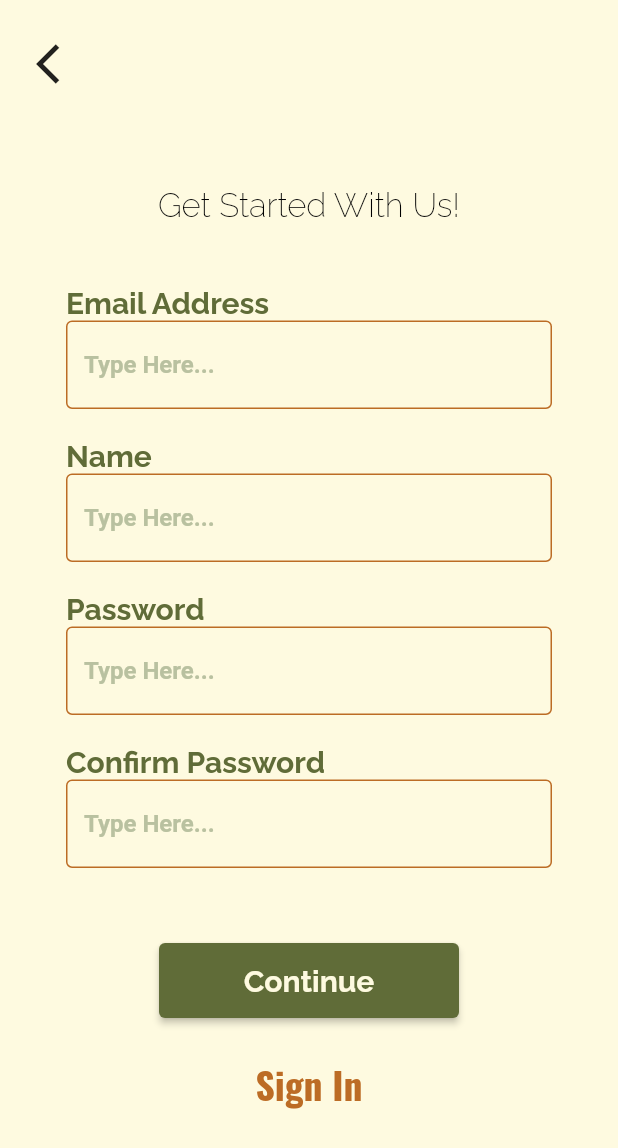
After one commit to KustyBoo/Flutix, a Flutter app: the SignUp1 screen opened directly, on a phone screen of 412 x 824 dp. The commit adds this screen. Shown: the top 1148 px of the screen. Run offline on Flutter 3.47's test engine with Material 2 defaults, Android fonts, the phone set to English and light mode, and no system bars; our stand-ins replace dotted_line, flutter_svg.

Commit message:
Add Sign Up Page 1

```diff
--- a/lib/ui/screens/screens.dart
+++ b/lib/ui/screens/screens.dart
@@ -3,7 +3,7 @@ import 'package:flutter_svg/flutter_svg.dart';
 import '../widgets/widgets.dart';
 import 'package:dotted_line/dotted_line.dart';
 
-
+part 'sign_up_1.dart';
 part 'sign_up_2.dart';
 part 'profile_setting.dart';
 part 'success_checkout.dart';
--- /dev/null
+++ b/lib/ui/screens/sign_up_1.dart
@@ -0,0 +1,189 @@
+part of 'screens.dart';
+
+class SignUp1 extends StatelessWidget {
+  const SignUp1({Key? key});
+
+  @override
+  Widget build(BuildContext context) {
+    final warnaBorder = Color(0xFFBC6C25);
+    final warnaText = Color(0xFF606C38);
+
+    return SafeArea(
+      child: Scaffold(
+        body: Stack(
+          children: [
+            ListView(
+              children: [
+                Container(
+                  margin: EdgeInsets.only(
+                    top: MediaQuery.of(context).size.height * 0.15,
+                    right: 44,
+                    left: 44,
+                  ),
+                  child: Column(
+                    crossAxisAlignment: CrossAxisAlignment.start, // Mengubah alignment menjadi kiri atas
+                    children: [
+                      Center(
+                        child: Text(
+                          "Get Started With Us!",
+                          style: TextStyle(
+                              fontFamily: "Raleway",
+                              fontSize: 22,
+                              fontWeight: FontWeight.w200,
+                              color: Colors.black),
+                        ),
+                      ),
+                      SizedBox(height: 41),
+                      Text("Email Address", style: TextStyle(
+                        color: warnaText,
+                        fontWeight: FontWeight.bold
+                      ),
+                    ),
+                      TextField(
+                        decoration: InputDecoration(
+                          hintText: 'Type Here...', hintStyle: TextStyle(
+                            color: Color(0xFFB9C1A0),
+                            fontWeight: FontWeight.bold
+                          ),
+                          labelStyle: Theme.of(context).textTheme.bodyText1,
+                          enabledBorder: OutlineInputBorder(
+                            borderSide: BorderSide(color: warnaBorder), // Menggunakan warna borderColor
+                          ),
+                          focusedBorder: OutlineInputBorder( // Menggunakan focusedBorder
+                            borderSide: BorderSide(color: warnaBorder), // Menggunakan warna borderColor
+                          ),
+                        ),
+                      ),
+                      SizedBox(height: 20),
+                      Text("Name", style: TextStyle(
+                        color: warnaText,
+                        fontWeight: FontWeight.bold
+                        ),
+                      ),
+                      TextField(
+                        decoration: InputDecoration(
+                          hintText: 'Type Here...', hintStyle: TextStyle(
+                            color: Color(0xFFB9C1A0),
+                            fontWeight: FontWeight.bold
+                          ),
+                          labelStyle: Theme.of(context).textTheme.bodyText1,
+                          enabledBorder: OutlineInputBorder(
+                            borderSide: BorderSide(color: warnaBorder), // Menggunakan warna borderColor
+                          ),
+                          focusedBorder: OutlineInputBorder( // Menggunakan focusedBorder
+                            borderSide: BorderSide(color: warnaBorder), // Menggunakan warna borderColor
+                          ),
+                        ),
+                      ),
+                      SizedBox(height: 20),
+                      Text("Password", style: TextStyle(
+                        color: warnaText,
+                        fontWeight: FontWeight.bold
+                        ),
+                      ),
+                      TextField(
+                        decoration: InputDecoration(
+                          hintText: 'Type Here...', hintStyle: TextStyle(
+                            color: Color(0xFFB9C1A0),
+                            fontWeight: FontWeight.bold
+                          ),
+                          labelStyle: Theme.of(context).textTheme.bodyText1,
+                          enabledBorder: OutlineInputBorder(
+                            borderSide: BorderSide(color: warnaBorder), // Menggunakan warna borderColor
+                          ),
+                          focusedBorder: OutlineInputBorder( // Menggunakan focusedBorder
+                            borderSide: BorderSide(color: warnaBorder), // Menggunakan warna borderColor
+                          ),
+                        ),
+                        obscureText: true, // Hide the password
+                      ),
+                      SizedBox(height: 20),
+                      Text("Confirm Password", style: TextStyle(
+                        color: warnaText,
+                        fontWeight: FontWeight.bold
+                        ),
+                      ),
+                      TextField(
+                        decoration: InputDecoration(
+                          hintText: 'Type Here...', hintStyle: TextStyle(
+                            color: Color(0xFFB9C1A0),
+                            fontWeight: FontWeight.bold
+                          ),
+                          labelStyle: Theme.of(context).textTheme.bodyText1,
+                          enabledBorder: OutlineInputBorder(
+                            borderSide: BorderSide(color: warnaBorder), // Menggunakan warna borderColor
+                          ),
+                          focusedBorder: OutlineInputBorder( // Menggunakan focusedBorder
+                            borderSide: BorderSide(color: warnaBorder), // Menggunakan warna borderColor
+                          ),
+                        ),
+                      ),
+                      SizedBox(height: 50),
+                      Center(
+                        child: ElevatedButton(
+                          style: ElevatedButton.styleFrom(
+                            backgroundColor: Color(0xFF606C38),
+                            foregroundColor: Color(0xFFFEFAE0),
+                            minimumSize: Size(200, 50),
+                            shape: RoundedRectangleBorder(
+                              borderRadius: BorderRadius.circular(4),
+                            ),
+                          ),
+                          onPressed: () {},
+                          child:
+                          Text(
+                            "Continue",
+                            style: TextStyle(
+                              fontFamily: "Raleway",
+                              fontSize: 20,
+                              fontWeight: FontWeight.w700,
+                            ),
+                          ),
+                        ),
+                      ),
+
+                      SizedBox(height: 20,),
+                                            Center(
+                        child: TextButton(
+                          onPressed: () {
+                            // Tambahkan fungsi navigasi ke halaman Sign In di sini
+                          },
+                          child: Text(
+                            "Sign In",
+                            style: TextStyle(
+                              fontSize: 25,
+                              color: Color(0xFFBC6C25), // Warna teks "Sign In"
+                              fontWeight: FontWeight.bold, // Membuat tebal (bold)
+                            ),
+                          ),
+                        ),
+                      ),
+                    ],
+                  ),
+                ),
+              ],
+            ),
+            Container(
+              alignment: Alignment.centerLeft,
+              width: MediaQuery.of(context).size.width,
+              height: 70,
+              child: Container(
+                margin: EdgeInsets.only(left: 15, top: 15),
+                width: 50,
+                height: 70,
+                child: IconButton(
+                  padding: EdgeInsets.all(0),
+                  onPressed: () {},
+                  icon: Icon(
+                    Icons.arrow_back_ios,
+                    size: 32,
+                  ),
+                ),
+              ),
+            ),
+          ],
+        ),
+      ),
+    );
+  }
+}
```
